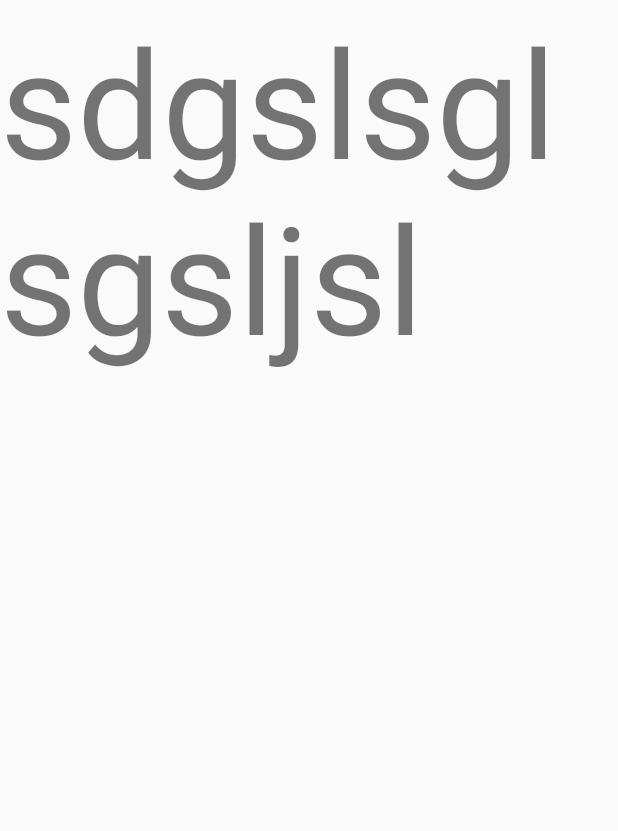
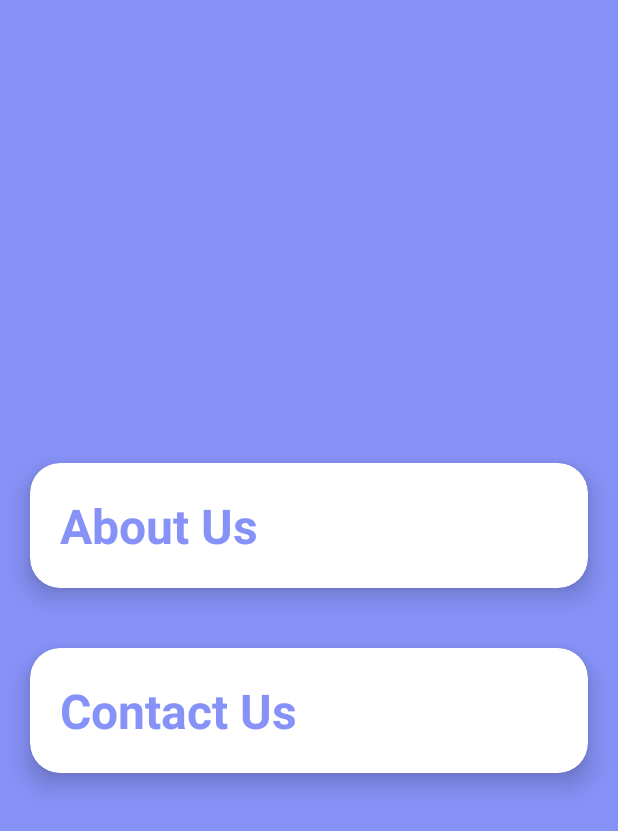
Before and after one commit to chavandhananjayrajendra/DishaS, an Android app: the aboutus screen opened directly, with no data from a screen before it, on a phone screen of 412 x 824 dp. Shown: the top 831 px of the screen. Run offline under Robolectric (Android 15) with nearby library versions, the phone set to English and light mode, and no system bars.

Commit message:
finished project 8-4-2023

```diff
--- a/app/src/main/AndroidManifest.xml
+++ b/app/src/main/AndroidManifest.xml
@@ -1,14 +1,14 @@
 <?xml version="1.0" encoding="utf-8"?>
 <manifest xmlns:android="http://schemas.android.com/apk/res/android"
     xmlns:tools="http://schemas.android.com/tools">
-<uses-permission android:name="android.permission.INTERNET"></uses-permission>
+<uses-permission android:name="android.permission.INTERNET"/>
 
     <application
         android:allowBackup="true"
         android:dataExtractionRules="@xml/data_extraction_rules"
         android:fullBackupContent="@xml/backup_rules"
         android:icon="@mipmap/ic_launcher"
-        android:label="@string/app_name"
+        android:label="HandiHelp"
         android:supportsRtl="true"
         android:theme="@style/AppTheme"
         tools:targetApi="31">
--- a/app/src/main/java/com/example/dishas/aboutus.java
+++ b/app/src/main/java/com/example/dishas/aboutus.java
@@ -1,17 +1,52 @@
 package com.example.dishas;
 
+import androidx.annotation.RequiresApi;
 import androidx.appcompat.app.AppCompatActivity;
 
 
+import android.animation.LayoutTransition;
+import android.os.Build;
 import android.os.Bundle;
+import android.transition.AutoTransition;
+import android.transition.TransitionManager;
+import android.view.View;
+import android.webkit.WebView;
+import android.webkit.WebViewClient;
+import android.widget.LinearLayout;
+import android.widget.TextView;
 
 
 public class aboutus extends AppCompatActivity {
+    TextView detailsText,detailslink;
+    LinearLayout layout,layout1;
 
     @Override
     protected void onCreate(Bundle savedInstanceState) {
         super.onCreate(savedInstanceState);
         setContentView(R.layout.activity_aboutus);
+        detailsText=findViewById(R.id.details);
+        layout = findViewById(R.id.layout);
+        layout.getLayoutTransition().enableTransitionType(LayoutTransition.CHANGING);
+
+        detailslink=findViewById(R.id.detailslink);
+        layout1 = findViewById(R.id.layout1);
+      layout1.getLayoutTransition().enableTransitionType(LayoutTransition.CHANGING);
+
+
     }
 
+    @RequiresApi(api = Build.VERSION_CODES.KITKAT)
+    public void expand(View view) {
+        int v= (detailsText.getVisibility()==View.GONE)? View.VISIBLE:View.GONE;
+        TransitionManager.beginDelayedTransition(layout,new AutoTransition());
+        detailsText.setVisibility(v);
+
+
+
+    }
+    public void expand1(View view){
+        int v1= (detailslink.getVisibility()==View.GONE)? View.VISIBLE:View.GONE;
+        TransitionManager.beginDelayedTransition(layout1,new AutoTransition());
+        detailslink.setVisibility(v1);
+    }
 }
--- a/app/src/main/res/layout/activity_aboutus.xml
+++ b/app/src/main/res/layout/activity_aboutus.xml
@@ -1,15 +1,81 @@
 <?xml version="1.0" encoding="utf-8"?>
-<LinearLayout xmlns:android="http://schemas.android.com/apk/res/android"
+<LinearLayout
+    xmlns:android="http://schemas.android.com/apk/res/android"
     xmlns:app="http://schemas.android.com/apk/res-auto"
-    xmlns:tools="http://schemas.android.com/tools"
+  xmlns:tools="http://schemas.android.com/tools"
+   android:layout_height="match_parent"
     android:layout_width="match_parent"
-    android:layout_height="match_parent"
-    tools:context=".aboutus">
-   <TextView
-       android:layout_width="match_parent"
-       android:layout_height="wrap_content"
-       android:text="sdgslsglsgsljsl"
-       android:textSize="100dp">
+  tools:context=".aboutus"
+  android:orientation="vertical"
+  android:gravity="center"
+    android:background="@color/lavender"
+    >
+  <androidx.cardview.widget.CardView
+      android:onClick="expand"
+      android:layout_width="match_parent"
+      android:layout_height="wrap_content"
+    android:layout_margin="20dp"
+    app:cardCornerRadius="20dp"
+    app:cardElevation="10dp"
+    app:contentPadding="20dp"
 
-   </TextView>
+    >
+    <LinearLayout
+        android:layout_width="wrap_content"
+        android:layout_height="wrap_content"
+      android:orientation="vertical"
+        android:id="@+id/layout"
+        android:animateLayoutChanges="true"
+
+      >
+      <TextView
+          android:layout_width="wrap_content"
+          android:layout_height="wrap_content"
+          android:text="About Us"
+        android:textSize="32sp"
+        android:textStyle="bold"
+        android:textColor="@color/lavender"/>
+      <TextView
+          android:id="@+id/details"
+          android:visibility="gone"
+          android:layout_width="wrap_content"
+          android:layout_height="wrap_content"
+        android:text="@string/details"
+        android:textSize="18sp"/>
+    </LinearLayout>
+  </androidx.cardview.widget.CardView>
+  <androidx.cardview.widget.CardView
+      android:onClick="expand1"
+      android:layout_width="match_parent"
+      android:layout_height="wrap_content"
+      android:layout_margin="20dp"
+      app:cardCornerRadius="20dp"
+      app:cardElevation="10dp"
+      app:contentPadding="20dp"
+
+      >
+    <LinearLayout
+        android:layout_width="wrap_content"
+        android:layout_height="wrap_content"
+        android:orientation="vertical"
+        android:id="@+id/layout1"
+        android:animateLayoutChanges="true"
+        >
+      <TextView
+          android:layout_width="wrap_content"
+          android:layout_height="wrap_content"
+          android:text="Contact Us"
+          android:textSize="32sp"
+          android:textStyle="bold"
+          android:textColor="@color/lavender"/>
+      <TextView
+          android:id="@+id/detailslink"
+          android:visibility="gone"
+          android:layout_width="wrap_content"
+          android:layout_height="wrap_content"
+          android:text="@string/detailslink"
+          android:textSize="18sp"/>
+
+    </LinearLayout>
+  </androidx.cardview.widget.CardView>
 </LinearLayout>
--- a/app/src/main/res/values/strings.xml
+++ b/app/src/main/res/values/strings.xml
@@ -203,12 +203,22 @@ All category disabled person</string>
         name="marriagewithlink"><a href="https://www.youtube.com/watch?v=5rABTHdFm9U">Tap here to open Link</a></string>
     <string
         name="pensionwithlink"><a href=" https://www.jiocinema.com/">Tap here to open Link</a></string>
+<string name="details">Welcome to our website, where we provide advanced scheme prediction system to help you make informed decisions about your investments. Our team is dedicated to providing accurate, reliable and efficient solutions to help you navigate the complex financial landscape with ease.
+
+Our system is designed to analyze historical data and apply advanced algorithms to provide accurate predictions on future trends in various schemes. This helps our clients make informed decisions about their investments, and avoid potential losses.
+
+Our team is comprised of experts in the field of finance, data science and software engineering. With years of experience and a deep understanding of the financial markets, our team is dedicated to providing the highest quality service to our clients.
+
+At our core, we are driven by a commitment to excellence and a passion for innovation. We are constantly exploring new technologies and techniques to improve our system and provide the best possible service to our clients.</string>
 
 
 
 
+<string name="detailslink">Address:101/61,BDD Chawl,N.G.Bansode Marg,Worli,Mumbai,400018
+    Email:chavandhananjayrajendra@gmail.com
+    Mobile Number:9967210702
 
-
+</string>
 
 
 </resources>
```
Also changed, not shown: app/src/main/res/drawable-v24/splash.png.
